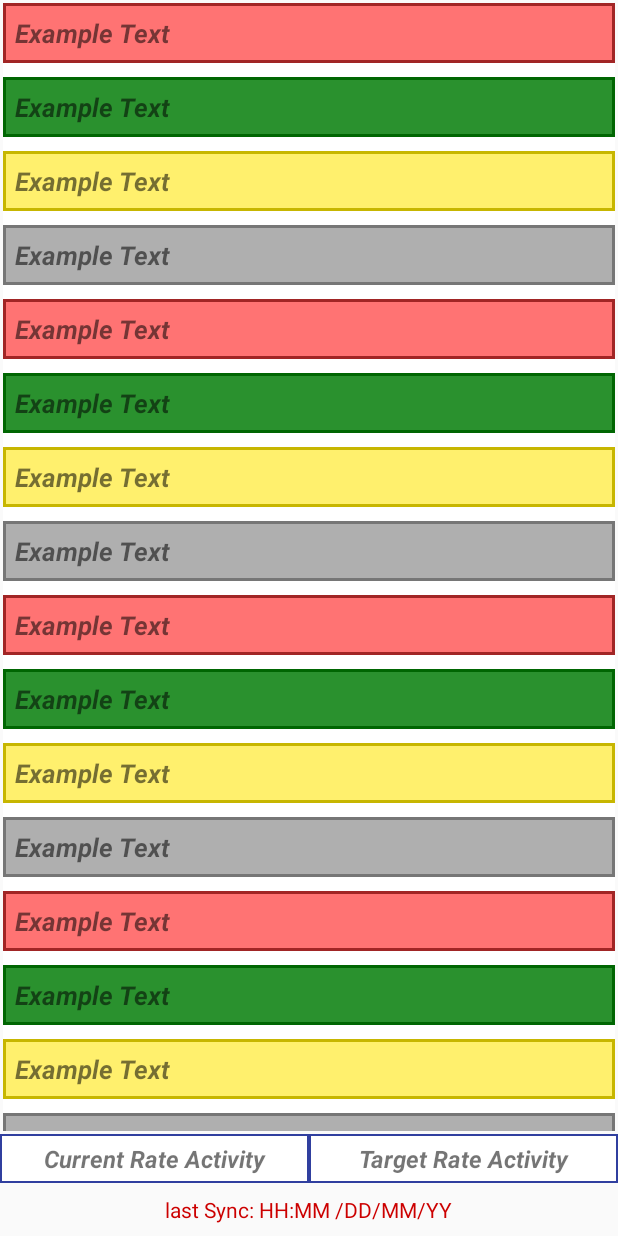
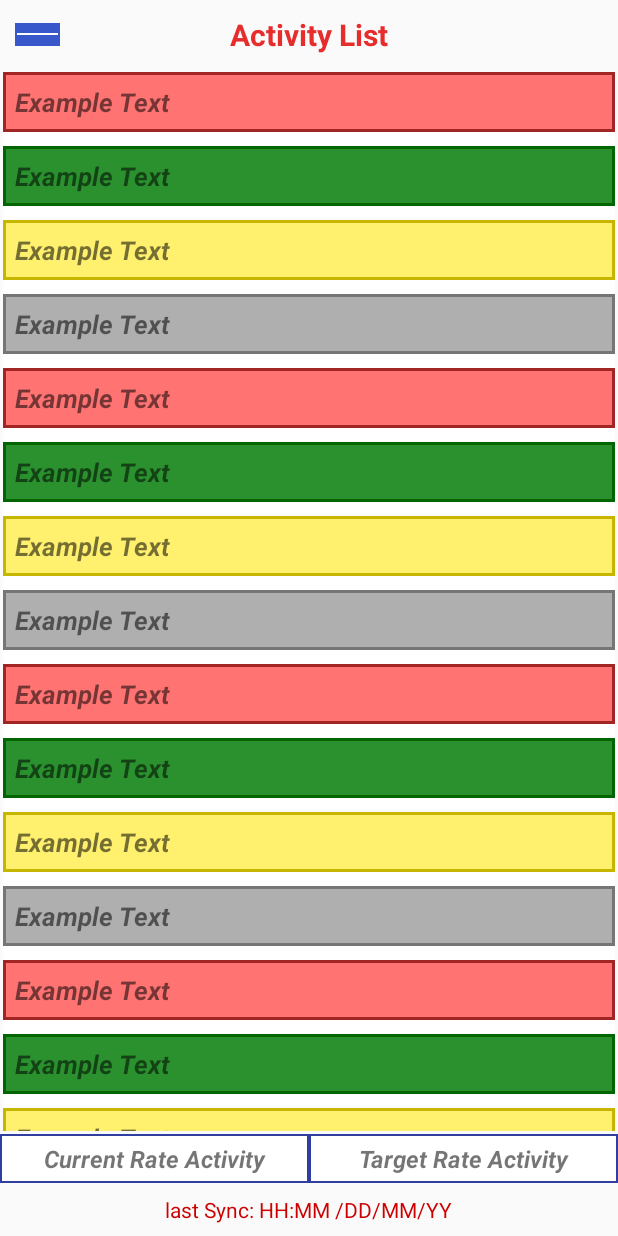
Before and after one commit to rahulrainaaa/TestApp, an Android app: the HomePageActivity screen opened directly, with no data from a screen before it, after a tap on "Current Rate Activity", on a phone screen of 412 x 824 dp. Run offline under Robolectric (Android 15) with nearby library versions, the phone set to English and light mode, and no system bars; 1 other tap on this screen came first.

Commit message:
Initial Commit

```diff
--- a/app/src/main/java/app/testapp/activity/HomePageActivity.java
+++ b/app/src/main/java/app/testapp/activity/HomePageActivity.java
@@ -5,7 +5,7 @@ import android.os.Bundle;
 import android.support.v4.app.FragmentActivity;
 import android.support.v7.widget.PopupMenu;
 import android.view.View;
-import android.view.WindowManager;
+import android.widget.LinearLayout;
 import android.widget.ListView;
 import android.widget.TextView;
 import android.widget.Toast;
@@ -23,15 +23,16 @@ public class HomePageActivity extends FragmentActivity implements View.OnClickLi
 
     private TextView txtTargetRate, txtCurrentRate;
     private ListView listView;
+    LinearLayout menuLayout;
     public ArrayList<String> list;
     private ActivityListAdapter adapter;
 
     @Override
     protected void onCreate(Bundle savedInstanceState) {
         super.onCreate(savedInstanceState);
-        getWindow().addFlags(WindowManager.LayoutParams.FLAG_FULLSCREEN);
+        //getWindow().addFlags(WindowManager.LayoutParams.FLAG_FULLSCREEN);
         setContentView(R.layout.activity_home_page);
-
+        menuLayout = (LinearLayout) findViewById(R.id.menu_layout);
         txtCurrentRate = (TextView) findViewById(R.id.txt_current_rate);
         txtTargetRate = (TextView) findViewById(R.id.txt_target_rate);
         listView = (ListView) findViewById(R.id.listView);
@@ -42,24 +43,27 @@ public class HomePageActivity extends FragmentActivity implements View.OnClickLi
         }
         adapter = new ActivityListAdapter(this, list);
         listView.setAdapter(adapter);
-
+        menuLayout.setOnClickListener(this);
         txtTargetRate.setOnClickListener(this);
         txtCurrentRate.setOnClickListener(this);
     }
 
     @Override
-    public void onClick(View v) {
-        switch (v.getId()) {
+    public void onClick(View view) {
+        switch (view.getId()) {
             case R.id.txt_current_rate:
                 Toast.makeText(this, "Current Rate", Toast.LENGTH_SHORT).show();
-                PopupMenu popup = new PopupMenu(this, this.getCurrentFocus());
-                popup.getMenuInflater().inflate(R.menu.menu_home_page, popup.getMenu());
-                popup.show();
                 break;
 
             case R.id.txt_target_rate:
                 Toast.makeText(this, "Target Rate", Toast.LENGTH_SHORT).show();
                 startActivity(new Intent(this, SummaryActivity.class));
+                break;
+
+            case R.id.menu_layout:
+                PopupMenu popup = new PopupMenu(this, view);
+                popup.getMenuInflater().inflate(R.menu.menu_home_page, popup.getMenu());
+                popup.show();
                 break;
 
             default:
--- a/app/src/main/res/layout/activity_home_page.xml
+++ b/app/src/main/res/layout/activity_home_page.xml
@@ -2,12 +2,49 @@
 <RelativeLayout xmlns:android="http://schemas.android.com/apk/res/android"
     android:layout_width="match_parent"
     android:layout_height="match_parent">
+
+    <LinearLayout
+        android:id="@+id/linearLayout2"
+        android:layout_width="match_parent"
+        android:layout_height="wrap_content"
+        android:gravity="center_vertical"
+        android:layout_marginTop="5dp"
+        android:layout_marginBottom="5dp"
+        android:orientation="horizontal">
+
+        <LinearLayout
+            android:id="@+id/menu_layout"
+            android:layout_width="30dp"
+            android:layout_height="15dp"
+            android:layout_margin="10dp"
+            android:background="#3757ca"
+            android:gravity="center">
+
+            <LinearLayout
+                android:layout_width="match_parent"
+                android:layout_height="1dp"
+                android:layout_margin="1dp"
+                android:background="#ffffff" />
+
+        </LinearLayout>
+
+        <TextView
+            android:layout_width="match_parent"
+            android:layout_height="wrap_content"
+            android:gravity="center"
+            android:paddingRight="50dp"
+            android:text="Activity List"
+            android:textColor="#e72c2c"
+            android:textSize="20dp"
+            android:textStyle="bold" />
+    </LinearLayout>
 
     <ListView
         android:id="@+id/listView"
         android:layout_width="match_parent"
         android:layout_height="match_parent"
         android:layout_above="@+id/bottom_panel"
+        android:layout_below="@+id/linearLayout2"
         android:divider="#ffffff"
         android:dividerHeight="9dp"
         android:padding="2dp"
--- a/app/src/main/res/menu/menu_home_page.xml
+++ b/app/src/main/res/menu/menu_home_page.xml
@@ -1,14 +1,33 @@
 <?xml version="1.0" encoding="utf-8"?>
 <menu xmlns:android="http://schemas.android.com/apk/res/android">
     <item
-        android:id="@+id/one"
-        android:title="One" />
+        android:id="@+id/a"
+        android:title="Activity List" />
 
     <item
-        android:id="@+id/two"
-        android:title="Two" />
+        android:id="@+id/b"
+        android:title="Active List" />
 
     <item
-        android:id="@+id/three"
-        android:title="Three" />
+        android:id="@+id/c"
+        android:title="About Device" />
+
+    <item
+        android:id="@+id/d"
+        android:title="Setup Scanner" />
+
+
+    <item
+        android:id="@+id/e"
+        android:title="End of Shift" />
+
+    <item
+        android:id="@+id/f"
+        android:title="Break" />
+
+    <item
+        android:id="@+id/g"
+        android:title="Other" />
+
+
 </menu>
```
